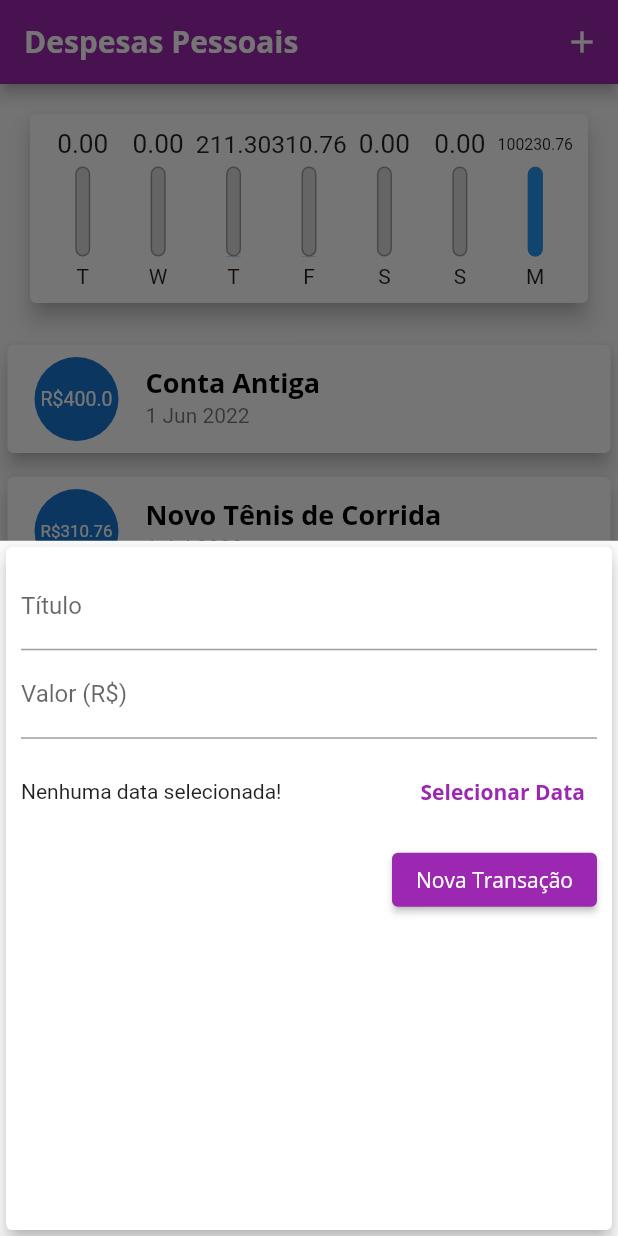
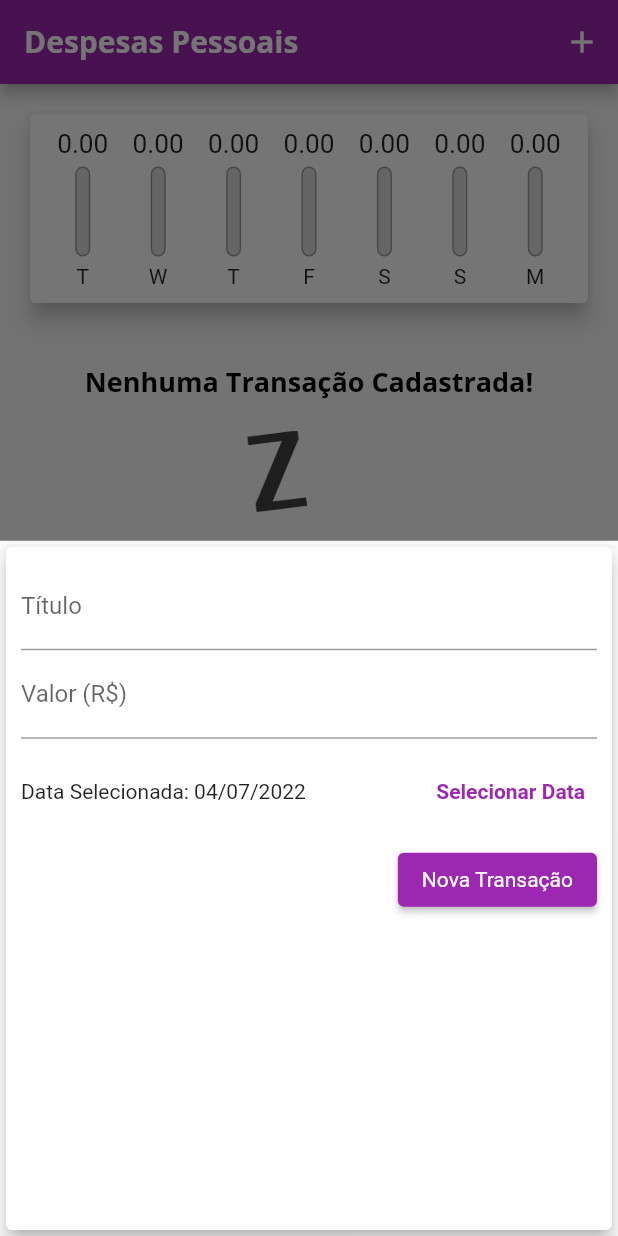
Before and after one commit to Mott4/expenses, a Flutter app: the screen it shows after launch, after a tap on the "add" icon, on a phone screen of 412 x 824 dp. Run offline on Flutter 3.47's test engine with Material 2 defaults, Android fonts, the phone set to English and light mode, and no system bars.

Commit message:
correção em alguns erros dos components

```diff
--- a/lib/components/chart.dart
+++ b/lib/components/chart.dart
@@ -63,7 +63,7 @@ class Chart extends StatelessWidget {
               child: ChartBar(
                 label: tr['day'].toString(),
                 value: double.parse(tr['value'].toString()),
-                percentage: tr['value'] / _weekTotalValue,
+                percentage: _weekTotalValue == 0 ? 0 : tr['value'] / _weekTotalValue,
               ),
             );
           }).toList(),
--- a/lib/components/transaction_form.dart
+++ b/lib/components/transaction_form.dart
@@ -2,9 +2,9 @@ import 'package:flutter/material.dart';
 import 'package:intl/intl.dart';
 
 class TransactionForm extends StatefulWidget {
-  final void Function(String, double) onSubmit;
+  final void Function(String, double, DateTime) onSubmit;
 
-  TransactionForm(this.onSubmit);
+  const TransactionForm(this.onSubmit, {Key? key}) : super(key: key);
 
   @override
   State<TransactionForm> createState() => _TransactionFormState();
@@ -13,19 +13,19 @@ class TransactionForm extends StatefulWidget {
 class _TransactionFormState extends State<TransactionForm> {
   final _titleController = TextEditingController();
   final _valueController = TextEditingController();
-  DateTime? _selectedDate;
+  DateTime? _selectedDate = DateTime.now();
 
   _submitForm() {
     final title = _titleController.text;
     final value = double.tryParse(_valueController.text) ?? 0;
 
-    if (title.isEmpty || value <= 0) {
+    if (title.isEmpty || value <= 0 || _selectedDate == null) {
       return;
     }
 
-    widget.onSubmit(title, value);
+    widget.onSubmit(title, value, _selectedDate!);
   }
-  ////////// modal para selecionar datas
+
   _showDatePicker() {
     showDatePicker(
       context: context,
@@ -44,44 +44,44 @@ class _TransactionFormState extends State<TransactionForm> {
   }
 
   @override
-  Widget  build(BuildContext context) {
+  Widget build(BuildContext context) {
     return Card(
       elevation: 5,
       child: Padding(
         padding: const EdgeInsets.all(10),
         child: Column(
-          children: <Widget>[
+          children: [
             TextField(
               controller: _titleController,
               onSubmitted: (_) => _submitForm(),
-              decoration: InputDecoration(
+              decoration: const InputDecoration(
                 labelText: 'Título',
               ),
             ),
             TextField(
               controller: _valueController,
-              keyboardType: TextInputType.numberWithOptions(decimal: true),
+              keyboardType:
+                  const TextInputType.numberWithOptions(decimal: true),
               onSubmitted: (_) => _submitForm(),
-              decoration: InputDecoration(
+              decoration: const InputDecoration(
                 labelText: 'Valor (R\$)',
               ),
             ),
-            Container(
+            SizedBox(
               height: 70,
               child: Row(
                 children: <Widget>[
                   Expanded(
                     child: Text(
-                      _selectedDate == null ? 'Nenhuma data selecionada!'
-                      : 'Data Selecionada: ${DateFormat('dd/MM/y').format(_selectedDate!)}',
+                      _selectedDate == null
+                          ? 'Nenhuma data selecionada!'
+                          : 'Data Selecionada: ${DateFormat('dd/MM/y').format(_selectedDate!)}',
                     ),
                   ),
                   TextButton(
-                    style: TextButton.styleFrom(primary: Colors.purple),
                     child: const Text(
                       'Selecionar Data',
                       style: TextStyle(
-                        fontFamily: 'OpenSans',
                         fontWeight: FontWeight.bold,
                       ),
                     ),
@@ -90,17 +90,20 @@ class _TransactionFormState extends State<TransactionForm> {
                 ],
               ),
             ),
-            Row(mainAxisAlignment: MainAxisAlignment.end, children: [
-              ElevatedButton(
-                child: Text('Nova Transação'),
-                style: ElevatedButton.styleFrom(
-                    primary: Colors.purple,
-                    textStyle: TextStyle(
-                      fontFamily: 'OpenSans',
-                    )),
-                onPressed: _submitForm,
-              ),
-            ])
+            Row(
+              mainAxisAlignment: MainAxisAlignment.end,
+              children: <Widget>[
+                ElevatedButton(
+                  child: Text(
+                    'Nova Transação',
+                    style: TextStyle(
+                      color: Theme.of(context).textTheme.button?.color,
+                    ),
+                  ),
+                  onPressed: _submitForm,
+                ),
+              ],
+            ),
           ],
         ),
       ),
--- a/lib/components/transaction_list.dart
+++ b/lib/components/transaction_list.dart
@@ -5,23 +5,22 @@ import 'package:intl/intl.dart';
 class TransactionList extends StatelessWidget {
   final List<Transaction> transactions;
 
-  TransactionList(this.transactions);
+  const TransactionList(this.transactions, {Key? key}) : super(key: key);
 
   @override
   Widget build(BuildContext context) {
-    return Container(
+    return SizedBox(
       height: 300,
       child: transactions.isEmpty
-//////////////// mostrará caso não tenha nenhuma transação
           ? Column(
-              children: <Widget>[
+              children: [
+                const SizedBox(height: 20),
                 Text(
                   'Nenhuma Transação Cadastrada!',
                   style: Theme.of(context).textTheme.headline6,
                 ),
+                const SizedBox(height: 20),
                 SizedBox(
-                    height: 20), // dá espaço entre o texto e o container (imagem nesse caso)
-                Container(
                   height: 200,
                   child: Image.asset(
                     'assets/images/waiting.png',
@@ -30,39 +29,43 @@ class TransactionList extends StatelessWidget {
                 ),
               ],
             )
-//////////////// caso contrário. mostrará as novas transações
           : ListView.builder(
               itemCount: transactions.length,
               itemBuilder: (ctx, index) {
                 final tr = transactions[index];
                 return Card(
                   elevation: 5,
-                  margin: EdgeInsets.symmetric(
+                  margin: const EdgeInsets.symmetric(
                     vertical: 8,
                     horizontal: 5,
                   ),
                   child: ListTile(
                     leading: CircleAvatar(
+                      backgroundColor: Colors.purple,
                       radius: 30,
                       child: Padding(
                         padding: const EdgeInsets.all(6),
                         child: FittedBox(
-                          child: Text('R\$${tr.value}'),
+                          child: Text(
+                            'R\$${tr.value}',
+                            style: const TextStyle(
+                              color: Colors.white,
+                            ),
+                          ),
                         ),
                       ),
                     ),
-                    ///// titulo das transações
                     title: Text(
                       tr.title,
                       style: Theme.of(context).textTheme.headline6,
                     ),
-                    ////// sub-título das transações
                     subtitle: Text(
                       DateFormat('d MMM y').format(tr.date),
                     ),
                   ),
                 );
-              }),
+              },
+            ),
     );
   }
 }
--- a/lib/main.dart
+++ b/lib/main.dart
@@ -55,36 +55,36 @@ class MyHomePage extends StatefulWidget {
 class _MyHomePageState extends State<MyHomePage> {
   final List<Transaction> _transactions = [
     // lista constante
-    Transaction(
-      id: 't0',
-      title: 'Conta Antiga',
-      value: 400.00,
-      date: DateTime.now().subtract(Duration(days: 33)),
-    ),
-    Transaction(
-      id: 't1',
-      title: 'Novo Tênis de Corrida',
-      value: 310.76,
-      date: DateTime.now().subtract(Duration(days: 3)),
-    ),
-    Transaction(
-      id: 't2',
-      title: 'Conta de luz',
-      value: 211.30,
-      date: DateTime.now().subtract(Duration(days: 4)),
-    ),
-    Transaction(
-      id: 't3',
-      title: 'Cartão de Crédito',
-      value: 100211.30,
-      date: DateTime.now(),
-    ),
-    Transaction(
-      id: 't4',
-      title: 'Lanche',
-      value: 19.46,
-      date: DateTime.now(),
-    ),
+    // Transaction(
+    //   id: 't0',
+    //   title: 'Conta Antiga',
+    //   value: 400.00,
+    //   date: DateTime.now().subtract(Duration(days: 33)),
+    // ),
+    // Transaction(
+    //   id: 't1',
+    //   title: 'Novo Tênis de Corrida',
+    //   value: 310.76,
+    //   date: DateTime.now().subtract(Duration(days: 3)),
+    // ),
+    // Transaction(
+    //   id: 't2',
+    //   title: 'Conta de luz',
+    //   value: 211.30,
+    //   date: DateTime.now().subtract(Duration(days: 4)),
+    // ),
+    // Transaction(
+    //   id: 't3',
+    //   title: 'Cartão de Crédito',
+    //   value: 100211.30,
+    //   date: DateTime.now(),
+    // ),
+    // Transaction(
+    //   id: 't4',
+    //   title: 'Lanche',
+    //   value: 19.46,
+    //   date: DateTime.now(),
+    // ),
   ];
 
   // criação de getter para passar as transações recentes para o nosso componente
@@ -92,7 +92,7 @@ class _MyHomePageState extends State<MyHomePage> {
       return _transactions.where((tr) {
         return tr.date.isAfter(DateTime.now().subtract(
           // pegar data de AGORA
-          Duration(days: 7),
+          const Duration(days: 7),
           // subtrair 7 dias
           // * e se a data for depois de 7 dias atrás, significa q essa transação precisa estar na lista final
         ));
@@ -102,12 +102,12 @@ class _MyHomePageState extends State<MyHomePage> {
     }
 
 
-  _addTransaction(String title, double value) {
+  _addTransaction(String title, double value, DateTime date) {
     final newTransaction = Transaction(
       id: Random().nextDouble().toString(),
       title: title,
       value: value,
-      date: DateTime.now(),
+      date: date,
     );
 
     setState(() {
@@ -123,9 +123,10 @@ class _MyHomePageState extends State<MyHomePage> {
     showModalBottomSheet(
         context: context,
         builder: (_) {
-          return TransactionForm(
-              _addTransaction); //Transaction pede um parâmetro
-        });
+          return TransactionForm(_addTransaction);
+          //Transaction pede um parâmetro
+        },
+      );
   }
 
   @override
```
